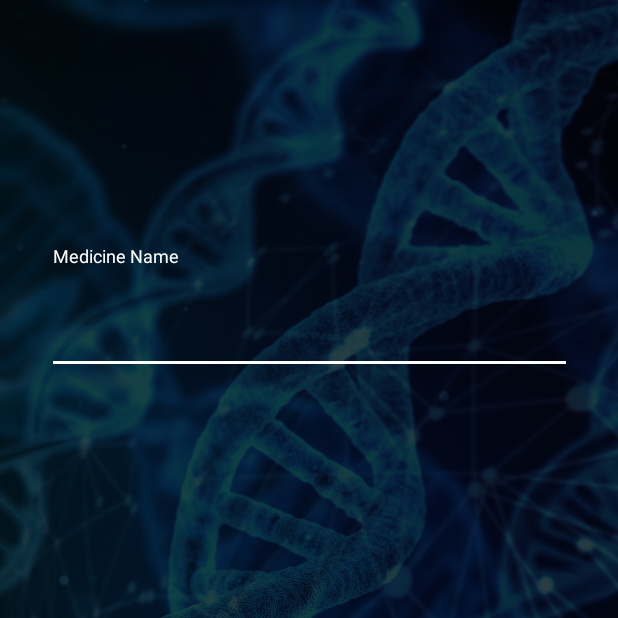
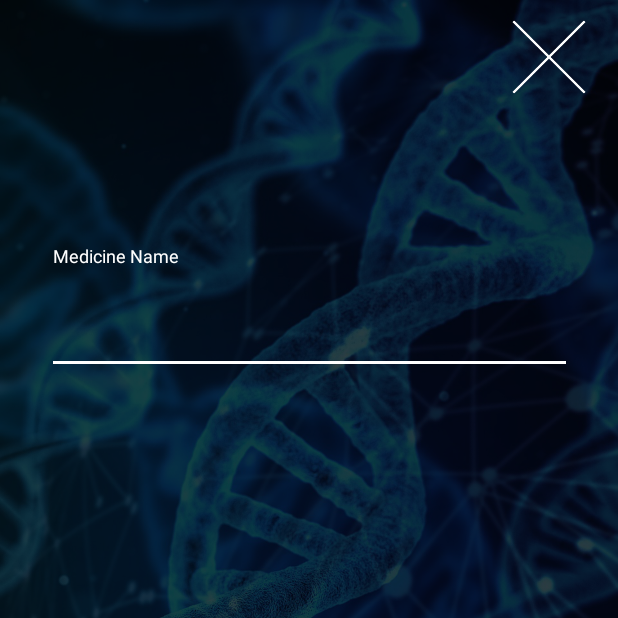
Before and after one commit to ericke8/Med-Data, an Android app: the AddMeds screen opened directly, with no data from a screen before it, on a phone screen of 412 x 824 dp, the top half of it. Run offline under Robolectric (Android 15) with nearby library versions, the phone set to English and light mode, and no system bars; our stand-ins replace Firebase (no records; nobody signed in at launch, a user with empty details on screens opened directly).

Commit message:
The X File s

```diff
--- a/app/src/main/java/com/example/vax/data/AddMeds.java
+++ b/app/src/main/java/com/example/vax/data/AddMeds.java
@@ -19,6 +19,12 @@ import java.util.HashMap;
 public class AddMeds extends AppCompatActivity {
     FirebaseFirestore db;
     private String currentUserId;
+
+
+    public void backToMain(View view) {
+
+        super.onBackPressed();
+    }
 
     @Override
     protected void onCreate(Bundle savedInstanceState) {
--- a/app/src/main/res/layout/activity_add_meds.xml
+++ b/app/src/main/res/layout/activity_add_meds.xml
@@ -6,6 +6,24 @@
     android:layout_height="match_parent"
     android:background="@drawable/background_med"
     tools:context=".data.AddMeds">
+
+
+
+    <ImageView
+        android:id="@+id/closeButton"
+        android:layout_width="60dp"
+        android:layout_height="60dp"
+        android:layout_gravity="right"
+        android:layout_marginTop="8dp"
+        android:layout_marginEnd="16dp"
+        android:layout_marginRight="16dp"
+        android:onClick="backToMain"
+        app:layout_constraintEnd_toEndOf="parent"
+        app:layout_constraintTop_toTopOf="parent"
+        app:srcCompat="@drawable/thin_x" />
+
+
+
 
     <Button
         android:id="@+id/addMedsButton"
@@ -38,9 +56,9 @@
             android:hint="Medicine Name"
             android:singleLine="true"
             android:textColor="#FFFFFF"
-            android:textSize="40dp"
             android:textColorHighlight="@color/deep_purple_500"
             android:textColorHint="#EBE7E7"
-            android:textColorLink="#FFFFFF" />
+            android:textColorLink="#FFFFFF"
+            android:textSize="40dp" />
     </android.support.design.widget.TextInputLayout>
 </android.support.constraint.ConstraintLayout>
```
